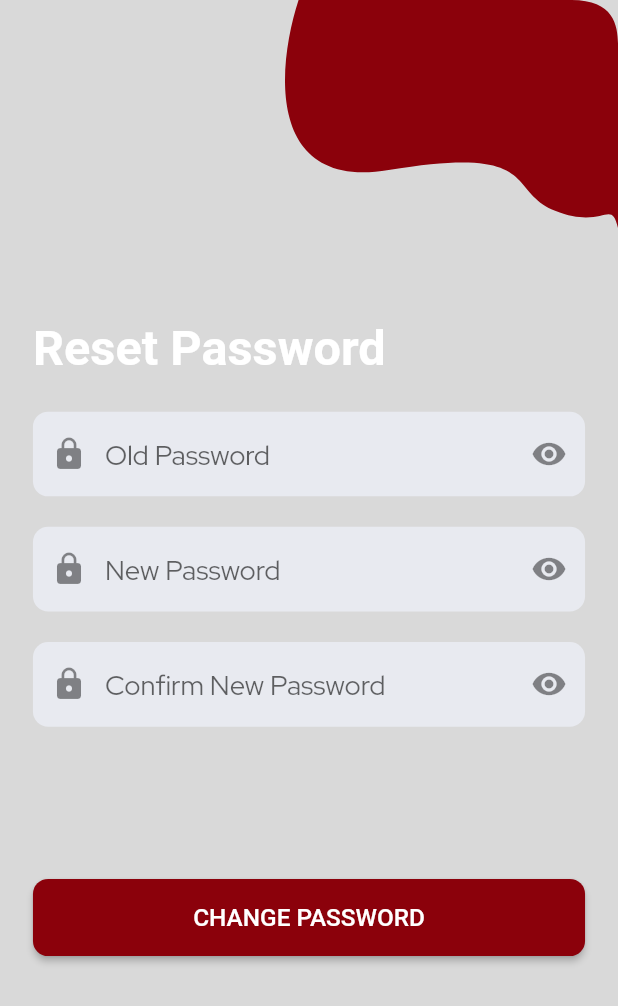
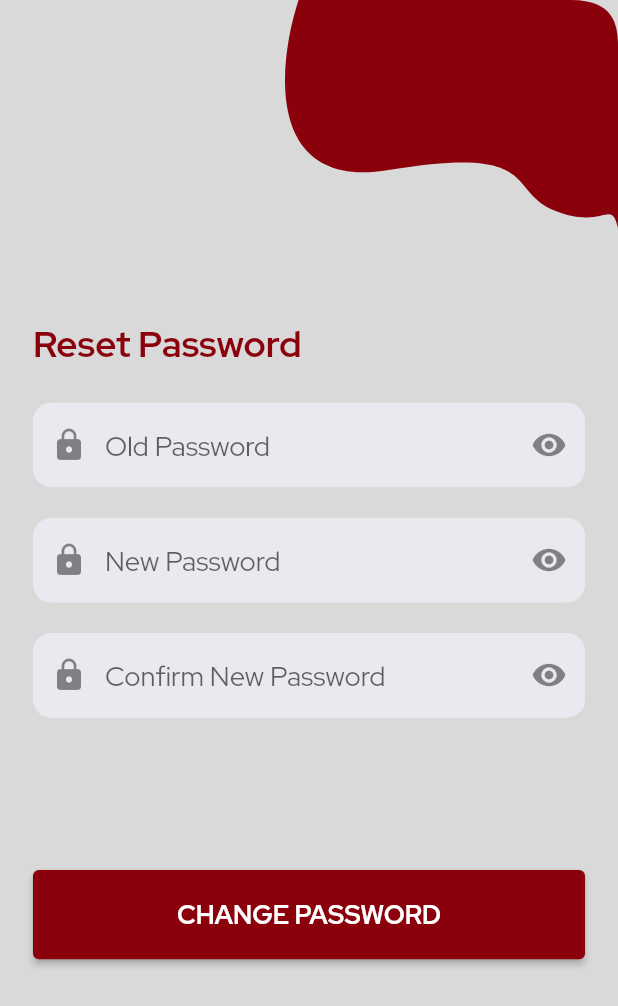
Before and after one commit to sherryqaisrani/student_management_system, a Flutter app: the ChangePassword screen opened directly, on a phone screen of 412 x 824 dp. Shown: the top 1006 px of the screen. Run offline on Flutter 3.47's test engine with Material 2 defaults, Android fonts, the phone set to English and light mode, and no system bars; our stand-ins replace dio, flutter_screenutil, flutter_svg, google_fonts.

Commit message:
Change Password Updated

```diff
--- a/lib/main.dart
+++ b/lib/main.dart
@@ -2,6 +2,7 @@ import 'dart:io';
 
 import 'package:flutter/material.dart';
 import 'package:flutter_screenutil/flutter_screenutil.dart';
+import 'package:student_management_system/screens/change_password.dart';
 import 'package:student_management_system/screens/loginpage2.dart';
 import 'package:student_management_system/screens/personal.dart';
 import 'package:student_management_system/screens/qualification.dart';
@@ -33,7 +34,7 @@ class MyApp extends StatelessWidget {
           home: child,
         );
       },
-      child: QualificationPage(),
+      child: ChangePassword(),
     );
   }
 }
--- a/lib/screens/change_password.dart
+++ b/lib/screens/change_password.dart
@@ -41,10 +41,9 @@ class _ChangePasswordState extends State<ChangePassword> {
                 children: [
                   Text(
                     'Reset Password',
-                    style: TextStyle(
-                      fontSize: 32.sp,
-                      fontWeight: FontWeight.w700,
-                    ),
+                    style: Theme.of(context).textTheme.headline3!.copyWith(
+                          color: Theme.of(context).primaryColor,
+                        ),
                   ),
                   SizedBox(
                     height: 23.h,
@@ -53,8 +52,12 @@ class _ChangePasswordState extends State<ChangePassword> {
                     textInputAction: TextInputAction.next,
                     keyboardType: TextInputType.text,
                     obscureText: true,
-                    decoration: getInputDecoration(
+                    decoration: const InputDecoration(
                       hintText: 'Old Password',
+                      prefixIcon: Icon(
+                        Icons.lock,
+                      ),
+                      suffixIcon: Icon(Icons.remove_red_eye),
                     ),
                   ),
                   SizedBox(
@@ -64,8 +67,12 @@ class _ChangePasswordState extends State<ChangePassword> {
                     textInputAction: TextInputAction.next,
                     keyboardType: TextInputType.text,
                     obscureText: true,
-                    decoration: getInputDecoration(
+                    decoration: const InputDecoration(
                       hintText: 'New Password',
+                      prefixIcon: Icon(
+                        Icons.lock,
+                      ),
+                      suffixIcon: Icon(Icons.remove_red_eye),
                     ),
                   ),
                   SizedBox(
@@ -75,8 +82,12 @@ class _ChangePasswordState extends State<ChangePassword> {
                     textInputAction: TextInputAction.next,
                     keyboardType: TextInputType.text,
                     obscureText: true,
-                    decoration: getInputDecoration(
+                    decoration: const InputDecoration(
                       hintText: 'Confirm New Password',
+                      prefixIcon: Icon(
+                        Icons.lock,
+                      ),
+                      suffixIcon: Icon(Icons.remove_red_eye),
                     ),
                   ),
                   SizedBox(
@@ -85,26 +96,9 @@ class _ChangePasswordState extends State<ChangePassword> {
                   SizedBox(
                     width: double.infinity,
                     child: ElevatedButton(
-                      style: ElevatedButton.styleFrom(
-                          padding: EdgeInsets.symmetric(
-                            vertical: 16.h,
-                          ),
-                          shape: RoundedRectangleBorder(
-                            borderRadius: BorderRadius.circular(
-                              10.r,
-                            ),
-                            side: const BorderSide(
-                              color: Colors.transparent,
-                            ),
-                          )),
                       onPressed: () {},
-                      child: Text(
-                        'CHANGE PASSWORD',
-                        style: TextStyle(
-                            fontSize: 16.sp,
-                            fontWeight: FontWeight.w500,
-                            color: Colors.white),
-                      ),
+                      child: Text('CHANGE PASSWORD',
+                          style: Theme.of(context).textTheme.button),
                     ),
                   ),
                 ],
@@ -115,34 +109,4 @@ class _ChangePasswordState extends State<ChangePassword> {
       ),
     );
   }
-
-  InputDecoration getInputDecoration({required String hintText}) {
-    return InputDecoration(
-      border: OutlineInputBorder(
-        borderRadius: BorderRadius.circular(
-          10.r,
-        ),
-        borderSide: const BorderSide(
-          color: Colors.transparent,
-        ),
-      ),
-      enabledBorder: OutlineInputBorder(
-        borderRadius: BorderRadius.circular(
-          10.r,
-        ),
-        borderSide: const BorderSide(
-          color: Colors.transparent,
-        ),
-      ),
-      filled: true,
-      fillColor: aLightPlaceholderColor,
-      hintText: hintText,
-      prefixIcon: const Icon(
-        Icons.lock,
-      ),
-      suffixIcon: const Icon(
-        Icons.remove_red_eye,
-      ),
-    );
-  }
 }
```
